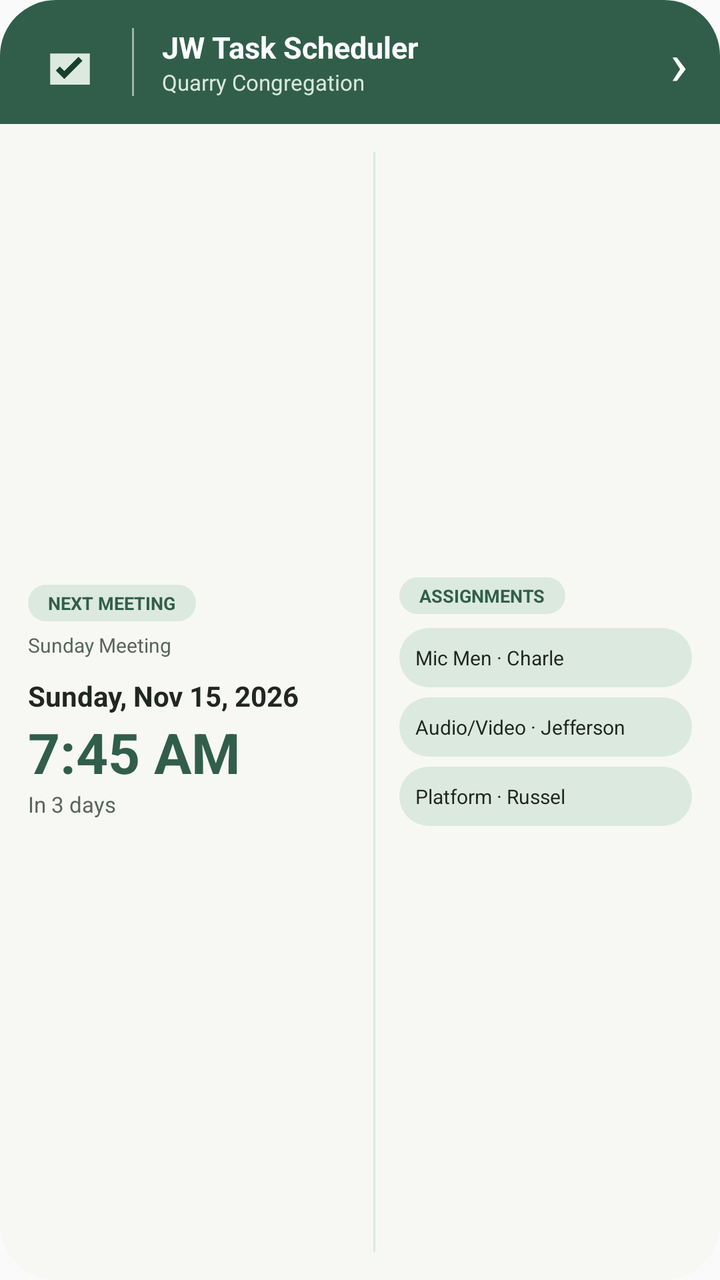
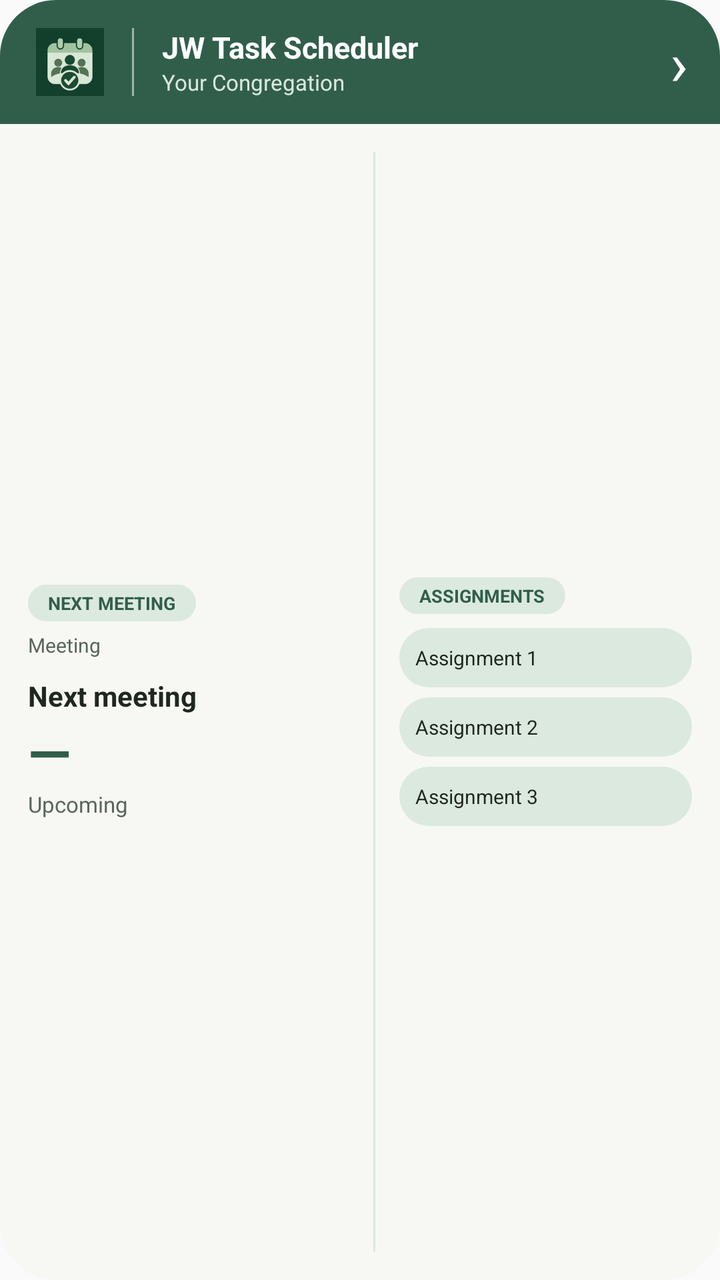

An Android layout rendered at two revisions. The XML below is the earlier revision; the diff shows what the commit changed to produce the second picture.
<!-- AndroidManifest.xml: application theme AppTheme -->
<!-- res/layout/widget_schedule_wide.xml -->
<LinearLayout xmlns:android="http://schemas.android.com/apk/res/android"
    android:id="@+id/widget_root" android:layout_width="match_parent" android:layout_height="match_parent"
    android:orientation="vertical" android:background="@drawable/widget_surface">
    <LinearLayout android:layout_width="match_parent" android:layout_height="62dp" android:orientation="horizontal"
        android:gravity="center_vertical" android:paddingStart="18dp" android:paddingEnd="16dp" android:background="@drawable/widget_header">
        <ImageView android:layout_width="34dp" android:layout_height="34dp" android:src="@drawable/widget_calendar_check" android:contentDescription="Calendar" />
        <View android:layout_width="1dp" android:layout_height="34dp" android:layout_marginStart="14dp" android:layout_marginEnd="14dp" android:background="#88FFFFFF" />
        <LinearLayout android:layout_width="0dp" android:layout_height="wrap_content" android:layout_weight="1" android:orientation="vertical">
            <TextView android:id="@+id/widget_brand" android:layout_width="match_parent" android:layout_height="wrap_content" android:text="JW Task Scheduler" android:textColor="@color/widget_on_primary" android:textSize="15sp" android:textStyle="bold" android:fontFamily="sans-serif" />
            <TextView android:id="@+id/widget_congregation" android:layout_width="match_parent" android:layout_height="wrap_content" android:text="Quarry Congregation" android:textColor="#D8E8DC" android:textSize="11sp" android:singleLine="true" android:ellipsize="end" android:fontFamily="sans-serif" />
        </LinearLayout>
        <TextView android:layout_width="wrap_content" android:layout_height="wrap_content" android:text="›" android:textColor="@color/widget_on_primary" android:textSize="30sp" />
    </LinearLayout>
    <LinearLayout android:layout_width="match_parent" android:layout_height="0dp" android:layout_weight="1" android:orientation="horizontal" android:padding="14dp" android:gravity="center_vertical">
        <LinearLayout android:layout_width="0dp" android:layout_height="match_parent" android:layout_weight="1.1" android:orientation="vertical" android:gravity="center_vertical">
            <TextView android:layout_width="wrap_content" android:layout_height="wrap_content" android:background="@drawable/widget_chip" android:paddingStart="10dp" android:paddingEnd="10dp" android:paddingTop="3dp" android:paddingBottom="3dp" android:text="NEXT MEETING" android:textColor="@color/widget_primary" android:textSize="9sp" android:textStyle="bold" android:fontFamily="sans-serif" />
            <TextView android:id="@+id/widget_meeting_title" android:layout_width="match_parent" android:layout_height="wrap_content" android:layout_marginTop="5dp" android:text="Sunday Meeting" android:textColor="@color/widget_secondary" android:textSize="10sp" android:singleLine="true" android:ellipsize="end" android:fontFamily="sans-serif" />
            <TextView android:id="@+id/widget_date" android:layout_width="match_parent" android:layout_height="wrap_content" android:layout_marginTop="9dp" android:text="Sunday, Nov 15, 2026" android:textColor="@color/widget_on_surface" android:textSize="14sp" android:textStyle="bold" android:singleLine="true" android:ellipsize="end" android:fontFamily="sans-serif" />
            <TextView android:id="@+id/widget_time" android:layout_width="wrap_content" android:layout_height="wrap_content" android:text="7:45 AM" android:textColor="@color/widget_primary" android:textSize="28sp" android:textStyle="bold" android:fontFamily="sans-serif" />
            <TextView android:id="@+id/widget_countdown" android:layout_width="wrap_content" android:layout_height="wrap_content" android:text="In 3 days" android:textColor="@color/widget_secondary" android:textSize="11sp" android:fontFamily="sans-serif" />
        </LinearLayout>
        <View android:layout_width="1dp" android:layout_height="match_parent" android:layout_marginHorizontal="12dp" android:background="@color/widget_container" />
        <LinearLayout android:id="@+id/widget_assignments" android:layout_width="0dp" android:layout_height="match_parent" android:layout_weight="1" android:orientation="vertical" android:gravity="center_vertical">
            <TextView android:layout_width="wrap_content" android:layout_height="wrap_content" android:background="@drawable/widget_chip" android:paddingStart="10dp" android:paddingEnd="10dp" android:paddingTop="3dp" android:paddingBottom="3dp" android:text="ASSIGNMENTS" android:textColor="@color/widget_primary" android:textSize="9sp" android:textStyle="bold" android:fontFamily="sans-serif" />
            <TextView android:id="@+id/widget_assignment_1" android:layout_width="match_parent" android:layout_height="wrap_content" android:layout_marginTop="7dp" android:background="@drawable/widget_chip" android:padding="8dp" android:text="Mic Men · Charle" android:textColor="@color/widget_on_surface" android:textSize="10sp" android:singleLine="true" android:ellipsize="end" android:fontFamily="sans-serif" />
            <TextView android:id="@+id/widget_assignment_2" android:layout_width="match_parent" android:layout_height="wrap_content" android:layout_marginTop="5dp" android:background="@drawable/widget_chip" android:padding="8dp" android:text="Audio/Video · Jefferson" android:textColor="@color/widget_on_surface" android:textSize="10sp" android:singleLine="true" android:ellipsize="end" android:fontFamily="sans-serif" />
            <TextView android:id="@+id/widget_assignment_3" android:layout_width="match_parent" android:layout_height="wrap_content" android:layout_marginTop="5dp" android:background="@drawable/widget_chip" android:padding="8dp" android:text="Platform · Russel" android:textColor="@color/widget_on_surface" android:textSize="10sp" android:singleLine="true" android:ellipsize="end" android:fontFamily="sans-serif" />
        </LinearLayout>
    </LinearLayout>
</LinearLayout>
<!-- resources referenced by this layout -->
<resources>
  <color name="widget_container">#DCE9DF</color>
  <color name="widget_on_primary">#FFFFFF</color>
  <color name="widget_on_surface">#202720</color>
  <color name="widget_primary">#315E4B</color>
  <color name="widget_secondary">#58665D</color>
  <!-- drawable widget_calendar_check (drawable) -->
  <vector xmlns:android="http://schemas.android.com/apk/res/android" android:width="24dp" android:height="24dp" android:viewportWidth="24" android:viewportHeight="24">
      <path android:fillColor="#315E4B" android:pathData="M19,4h-1L18,2h-2v2H8L8,2L6,2v2L5,4c-1.1,0 -2,0.9 -2,2v14c0,1.1 0.9,2 2,2h14c1.1,0 2,-0.9 2,-2L21,6c0,-1.1 -0.9,-2 -2,-2z" />
      <path android:fillColor="#DCE9DF" android:pathData="M5,9h14v11L5,20z" />
      <path android:fillColor="#183F2D" android:pathData="M10,18l-3,-3 1.4,-1.4 1.6,1.6 5,-5L16.4,11.6z" />
  </vector>
  <!-- drawable widget_chip (drawable) -->
  <shape xmlns:android="http://schemas.android.com/apk/res/android" android:shape="rectangle"><solid android:color="@color/widget_container"/><corners android:radius="20dp"/></shape>
  <!-- drawable widget_header (drawable) -->
  <shape xmlns:android="http://schemas.android.com/apk/res/android" android:shape="rectangle"><solid android:color="@color/widget_primary"/><corners android:topLeftRadius="28dp" android:topRightRadius="28dp"/></shape>
  <!-- drawable widget_surface (drawable) -->
  <shape xmlns:android="http://schemas.android.com/apk/res/android" android:shape="rectangle"><solid android:color="@color/widget_surface"/><corners android:radius="28dp"/></shape>
  <style name="AppTheme" parent="Theme.AppCompat.DayNight.NoActionBar">
          <item name="colorPrimary">#5C745F</item>
          <item name="colorPrimaryDark">#183F2D</item>
          <item name="colorAccent">#5C745F</item>
          <item name="colorControlActivated">#5C745F</item>
          <item name="colorControlHighlight">#335C745F</item>
          <item name="android:colorAccent">#5C745F</item>
          <item name="android:colorControlActivated">#5C745F</item>
          <item name="android:colorControlHighlight">#335C745F</item>
      </style>
  <color name="widget_surface">#F7F8F4</color>
</resources>

<!-- the commit's change to res/layout/widget_schedule_wide.xml (unified diff, before → after) -->
@@ -3,28 +3,28 @@
     android:orientation="vertical" android:background="@drawable/widget_surface">
     <LinearLayout android:layout_width="match_parent" android:layout_height="62dp" android:orientation="horizontal"
         android:gravity="center_vertical" android:paddingStart="18dp" android:paddingEnd="16dp" android:background="@drawable/widget_header">
-        <ImageView android:layout_width="34dp" android:layout_height="34dp" android:src="@drawable/widget_calendar_check" android:contentDescription="Calendar" />
-        <View android:layout_width="1dp" android:layout_height="34dp" android:layout_marginStart="14dp" android:layout_marginEnd="14dp" android:background="#88FFFFFF" />
+        <ImageView android:layout_width="34dp" android:layout_height="34dp" android:src="@mipmap/ic_launcher" android:contentDescription="JW Task Scheduler" />
+        <TextView android:layout_width="1dp" android:layout_height="34dp" android:layout_marginStart="14dp" android:layout_marginEnd="14dp" android:background="#88FFFFFF" android:text="" />
         <LinearLayout android:layout_width="0dp" android:layout_height="wrap_content" android:layout_weight="1" android:orientation="vertical">
             <TextView android:id="@+id/widget_brand" android:layout_width="match_parent" android:layout_height="wrap_content" android:text="JW Task Scheduler" android:textColor="@color/widget_on_primary" android:textSize="15sp" android:textStyle="bold" android:fontFamily="sans-serif" />
-            <TextView android:id="@+id/widget_congregation" android:layout_width="match_parent" android:layout_height="wrap_content" android:text="Quarry Congregation" android:textColor="#D8E8DC" android:textSize="11sp" android:singleLine="true" android:ellipsize="end" android:fontFamily="sans-serif" />
+            <TextView android:id="@+id/widget_congregation" android:layout_width="match_parent" android:layout_height="wrap_content" android:text="Your Congregation" android:textColor="#D8E8DC" android:textSize="11sp" android:singleLine="true" android:ellipsize="end" android:fontFamily="sans-serif" />
         </LinearLayout>
         <TextView android:layout_width="wrap_content" android:layout_height="wrap_content" android:text="›" android:textColor="@color/widget_on_primary" android:textSize="30sp" />
     </LinearLayout>
     <LinearLayout android:layout_width="match_parent" android:layout_height="0dp" android:layout_weight="1" android:orientation="horizontal" android:padding="14dp" android:gravity="center_vertical">
         <LinearLayout android:layout_width="0dp" android:layout_height="match_parent" android:layout_weight="1.1" android:orientation="vertical" android:gravity="center_vertical">
             <TextView android:layout_width="wrap_content" android:layout_height="wrap_content" android:background="@drawable/widget_chip" android:paddingStart="10dp" android:paddingEnd="10dp" android:paddingTop="3dp" android:paddingBottom="3dp" android:text="NEXT MEETING" android:textColor="@color/widget_primary" android:textSize="9sp" android:textStyle="bold" android:fontFamily="sans-serif" />
-            <TextView android:id="@+id/widget_meeting_title" android:layout_width="match_parent" android:layout_height="wrap_content" android:layout_marginTop="5dp" android:text="Sunday Meeting" android:textColor="@color/widget_secondary" android:textSize="10sp" android:singleLine="true" android:ellipsize="end" android:fontFamily="sans-serif" />
-            <TextView android:id="@+id/widget_date" android:layout_width="match_parent" android:layout_height="wrap_content" android:layout_marginTop="9dp" android:text="Sunday, Nov 15, 2026" android:textColor="@color/widget_on_surface" android:textSize="14sp" android:textStyle="bold" android:singleLine="true" android:ellipsize="end" android:fontFamily="sans-serif" />
-            <TextView android:id="@+id/widget_time" android:layout_width="wrap_content" android:layout_height="wrap_content" android:text="7:45 AM" android:textColor="@color/widget_primary" android:textSize="28sp" android:textStyle="bold" android:fontFamily="sans-serif" />
-            <TextView android:id="@+id/widget_countdown" android:layout_width="wrap_content" android:layout_height="wrap_content" android:text="In 3 days" android:textColor="@color/widget_secondary" android:textSize="11sp" android:fontFamily="sans-serif" />
+            <TextView android:id="@+id/widget_meeting_title" android:layout_width="match_parent" android:layout_height="wrap_content" android:layout_marginTop="5dp" android:text="Meeting" android:textColor="@color/widget_secondary" android:textSize="10sp" android:singleLine="true" android:ellipsize="end" android:fontFamily="sans-serif" />
+            <TextView android:id="@+id/widget_date" android:layout_width="match_parent" android:layout_height="wrap_content" android:layout_marginTop="9dp" android:text="Next meeting" android:textColor="@color/widget_on_surface" android:textSize="14sp" android:textStyle="bold" android:singleLine="true" android:ellipsize="end" android:fontFamily="sans-serif" />
+            <TextView android:id="@+id/widget_time" android:layout_width="wrap_content" android:layout_height="wrap_content" android:text="—" android:textColor="@color/widget_primary" android:textSize="28sp" android:textStyle="bold" android:fontFamily="sans-serif" />
+            <TextView android:id="@+id/widget_countdown" android:layout_width="wrap_content" android:layout_height="wrap_content" android:text="Upcoming" android:textColor="@color/widget_secondary" android:textSize="11sp" android:fontFamily="sans-serif" />
         </LinearLayout>
-        <View android:layout_width="1dp" android:layout_height="match_parent" android:layout_marginHorizontal="12dp" android:background="@color/widget_container" />
+        <TextView android:layout_width="1dp" android:layout_height="match_parent" android:layout_marginStart="12dp" android:layout_marginEnd="12dp" android:background="@color/widget_container" android:text="" />
         <LinearLayout android:id="@+id/widget_assignments" android:layout_width="0dp" android:layout_height="match_parent" android:layout_weight="1" android:orientation="vertical" android:gravity="center_vertical">
             <TextView android:layout_width="wrap_content" android:layout_height="wrap_content" android:background="@drawable/widget_chip" android:paddingStart="10dp" android:paddingEnd="10dp" android:paddingTop="3dp" android:paddingBottom="3dp" android:text="ASSIGNMENTS" android:textColor="@color/widget_primary" android:textSize="9sp" android:textStyle="bold" android:fontFamily="sans-serif" />
-            <TextView android:id="@+id/widget_assignment_1" android:layout_width="match_parent" android:layout_height="wrap_content" android:layout_marginTop="7dp" android:background="@drawable/widget_chip" android:padding="8dp" android:text="Mic Men · Charle" android:textColor="@color/widget_on_surface" android:textSize="10sp" android:singleLine="true" android:ellipsize="end" android:fontFamily="sans-serif" />
-            <TextView android:id="@+id/widget_assignment_2" android:layout_width="match_parent" android:layout_height="wrap_content" android:layout_marginTop="5dp" android:background="@drawable/widget_chip" android:padding="8dp" android:text="Audio/Video · Jefferson" android:textColor="@color/widget_on_surface" android:textSize="10sp" android:singleLine="true" android:ellipsize="end" android:fontFamily="sans-serif" />
-            <TextView android:id="@+id/widget_assignment_3" android:layout_width="match_parent" android:layout_height="wrap_content" android:layout_marginTop="5dp" android:background="@drawable/widget_chip" android:padding="8dp" android:text="Platform · Russel" android:textColor="@color/widget_on_surface" android:textSize="10sp" android:singleLine="true" android:ellipsize="end" android:fontFamily="sans-serif" />
+            <TextView android:id="@+id/widget_assignment_1" android:layout_width="match_parent" android:layout_height="wrap_content" android:layout_marginTop="7dp" android:background="@drawable/widget_chip" android:padding="8dp" android:text="Assignment 1" android:textColor="@color/widget_on_surface" android:textSize="10sp" android:singleLine="true" android:ellipsize="end" android:fontFamily="sans-serif" />
+            <TextView android:id="@+id/widget_assignment_2" android:layout_width="match_parent" android:layout_height="wrap_content" android:layout_marginTop="5dp" android:background="@drawable/widget_chip" android:padding="8dp" android:text="Assignment 2" android:textColor="@color/widget_on_surface" android:textSize="10sp" android:singleLine="true" android:ellipsize="end" android:fontFamily="sans-serif" />
+            <TextView android:id="@+id/widget_assignment_3" android:layout_width="match_parent" android:layout_height="wrap_content" android:layout_marginTop="5dp" android:background="@drawable/widget_chip" android:padding="8dp" android:text="Assignment 3" android:textColor="@color/widget_on_surface" android:textSize="10sp" android:singleLine="true" android:ellipsize="end" android:fontFamily="sans-serif" />
         </LinearLayout>
     </LinearLayout>
 </LinearLayout>
<!-- resource entries referenced after the edit -->
@@ -5,18 +5,13 @@
   <color name="widget_on_surface">#202720</color>
   <color name="widget_primary">#315E4B</color>
   <color name="widget_secondary">#58665D</color>
-  <!-- drawable widget_calendar_check (drawable) -->
-  <vector xmlns:android="http://schemas.android.com/apk/res/android" android:width="24dp" android:height="24dp" android:viewportWidth="24" android:viewportHeight="24">
-      <path android:fillColor="#315E4B" android:pathData="M19,4h-1L18,2h-2v2H8L8,2L6,2v2L5,4c-1.1,0 -2,0.9 -2,2v14c0,1.1 0.9,2 2,2h14c1.1,0 2,-0.9 2,-2L21,6c0,-1.1 -0.9,-2 -2,-2z" />
-      <path android:fillColor="#DCE9DF" android:pathData="M5,9h14v11L5,20z" />
-      <path android:fillColor="#183F2D" android:pathData="M10,18l-3,-3 1.4,-1.4 1.6,1.6 5,-5L16.4,11.6z" />
-  </vector>
   <!-- drawable widget_chip (drawable) -->
   <shape xmlns:android="http://schemas.android.com/apk/res/android" android:shape="rectangle"><solid android:color="@color/widget_container"/><corners android:radius="20dp"/></shape>
   <!-- drawable widget_header (drawable) -->
   <shape xmlns:android="http://schemas.android.com/apk/res/android" android:shape="rectangle"><solid android:color="@color/widget_primary"/><corners android:topLeftRadius="28dp" android:topRightRadius="28dp"/></shape>
   <!-- drawable widget_surface (drawable) -->
   <shape xmlns:android="http://schemas.android.com/apk/res/android" android:shape="rectangle"><solid android:color="@color/widget_surface"/><corners android:radius="28dp"/></shape>
+  <!-- mipmap ic_launcher: png bitmap (mipmap-hdpi, 6514 bytes) -->
   <style name="AppTheme" parent="Theme.AppCompat.DayNight.NoActionBar">
           <item name="colorPrimary">#5C745F</item>
           <item name="colorPrimaryDark">#183F2D</item>
